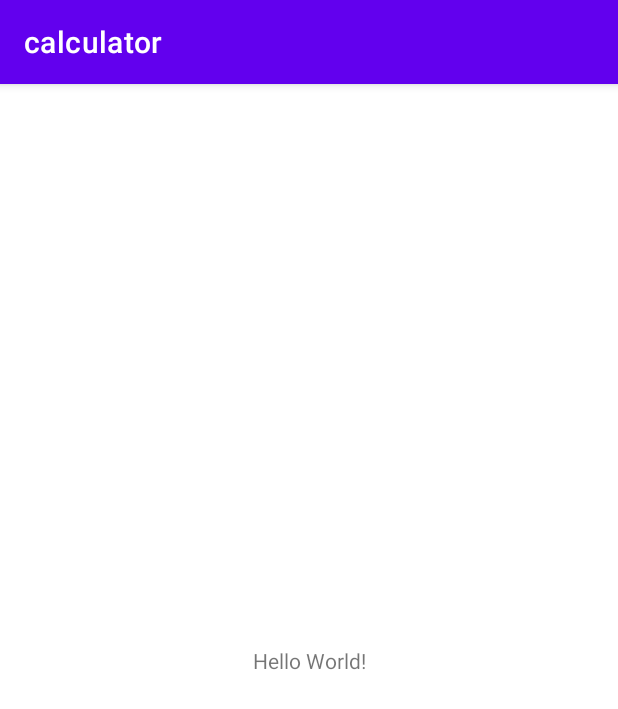
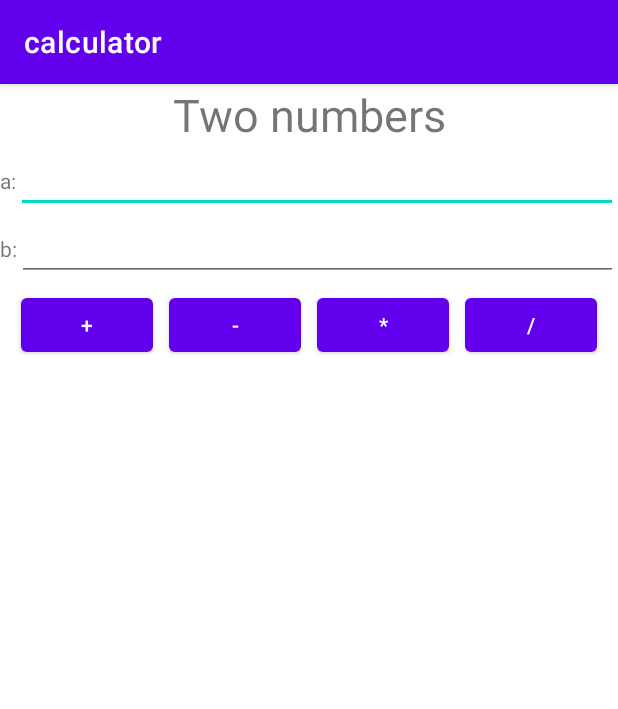
Before and after one commit to bongudth/dut-android-studio-two-numbers, an Android app: the screen it shows after launch (MainActivity), on a phone screen of 412 x 824 dp. Shown: the top 709 px of the screen. Run offline under Robolectric (Android 15) with nearby library versions, the phone set to English and light mode, and no system bars.

Commit message:
Layout screen using LinearLayout

```diff
--- a/app/src/main/res/layout/activity_main.xml
+++ b/app/src/main/res/layout/activity_main.xml
@@ -1,18 +1,82 @@
 <?xml version="1.0" encoding="utf-8"?>
-<androidx.constraintlayout.widget.ConstraintLayout xmlns:android="http://schemas.android.com/apk/res/android"
+<LinearLayout xmlns:android="http://schemas.android.com/apk/res/android"
     xmlns:app="http://schemas.android.com/apk/res-auto"
     xmlns:tools="http://schemas.android.com/tools"
     android:layout_width="match_parent"
     android:layout_height="match_parent"
+    android:orientation="vertical"
     tools:context=".MainActivity">
 
     <TextView
-        android:layout_width="wrap_content"
+        android:layout_width="match_parent"
         android:layout_height="wrap_content"
-        android:text="Hello World!"
-        app:layout_constraintBottom_toBottomOf="parent"
-        app:layout_constraintLeft_toLeftOf="parent"
-        app:layout_constraintRight_toRightOf="parent"
-        app:layout_constraintTop_toTopOf="parent" />
+        android:text="Two numbers"
+        android:textSize="30sp"
+        android:gravity="center">
+    </TextView>
 
-</androidx.constraintlayout.widget.ConstraintLayout>
+    <LinearLayout
+        android:layout_width="match_parent"
+        android:layout_height="wrap_content"
+        android:orientation="horizontal">
+        <TextView
+            android:layout_width="wrap_content"
+            android:layout_height="wrap_content"
+            android:text="a:"></TextView>
+        <EditText
+            android:id="@+id/inpA"
+            android:layout_width="match_parent"
+            android:layout_height="wrap_content"></EditText>
+    </LinearLayout>
+
+    <LinearLayout
+        android:layout_width="match_parent"
+        android:layout_height="wrap_content"
+        android:orientation="horizontal">
+        <TextView
+            android:layout_width="wrap_content"
+            android:layout_height="wrap_content"
+            android:text="b:"></TextView>
+        <EditText
+            android:id="@+id/inpB"
+            android:layout_width="match_parent"
+            android:layout_height="wrap_content"></EditText>
+    </LinearLayout>
+
+    <LinearLayout
+        android:layout_width="match_parent"
+        android:layout_height="wrap_content"
+        android:orientation="horizontal"
+        android:gravity="center">
+        <Button
+            android:id="@+id/btnPlus"
+            android:layout_width="wrap_content"
+            android:layout_height="wrap_content"
+            android:text="+"
+            android:layout_margin="5dp"></Button>
+        <Button
+            android:id="@+id/btnMinus"
+            android:layout_width="wrap_content"
+            android:layout_height="wrap_content"
+            android:text="-"
+            android:layout_margin="5dp"></Button>
+        <Button
+            android:id="@+id/btnMultiply"
+            android:layout_width="wrap_content"
+            android:layout_height="wrap_content"
+            android:text="*"
+            android:layout_margin="5dp"></Button>
+        <Button
+            android:id="@+id/btnDivide"
+            android:layout_width="wrap_content"
+            android:layout_height="wrap_content"
+            android:text="/"
+            android:layout_margin="5dp"></Button>
+    </LinearLayout>
+
+    <ListView
+        android:id="@+id/listHistory"
+        android:layout_width="match_parent"
+        android:layout_height="match_parent"></ListView>
+
+</LinearLayout>
```
